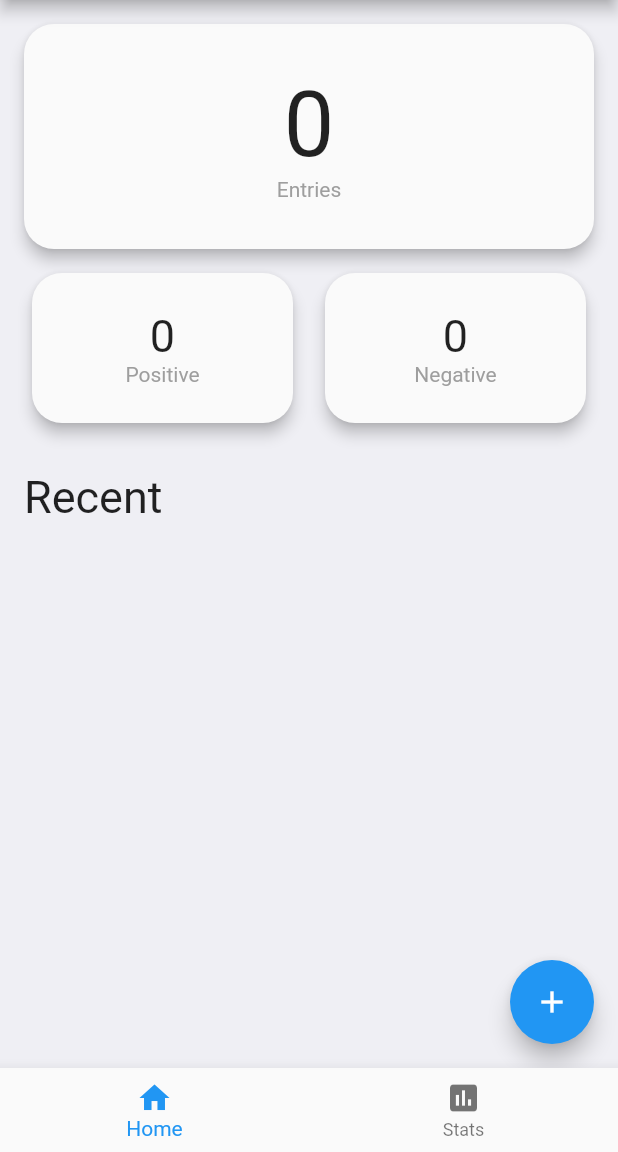
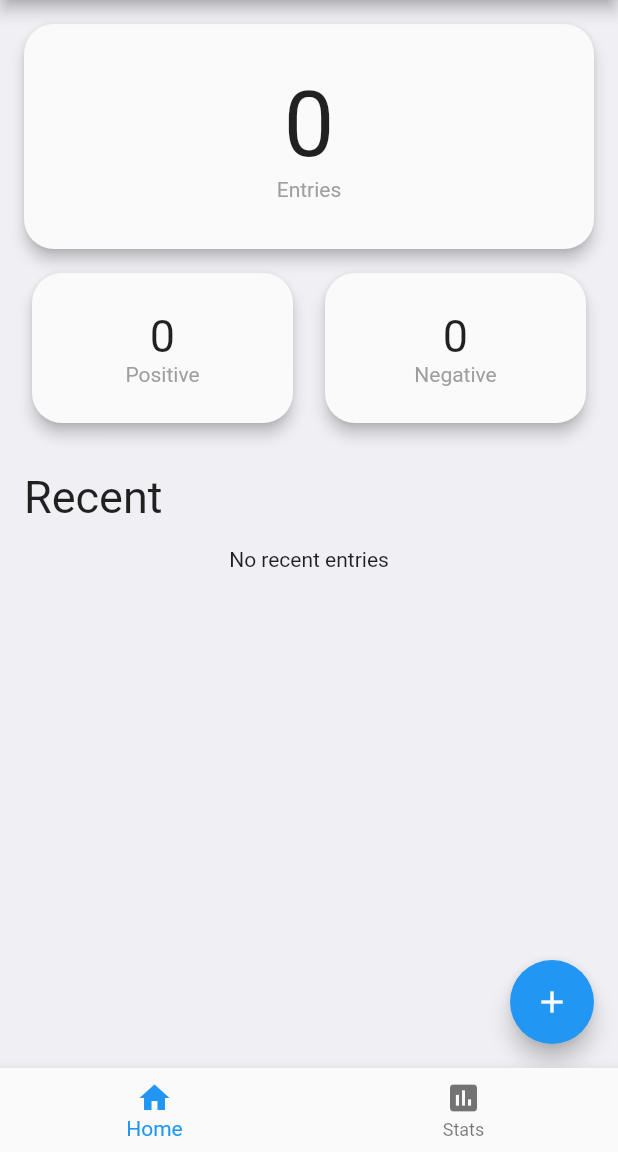
Before and after one commit to suborange/sachacks2020, a Flutter app: the screen it shows after launch, on a phone screen of 412 x 824 dp, the part 84-1236 px from its top. Run offline on Flutter 3.47's test engine with Material 2 defaults, Android fonts, the phone set to English and light mode, and no system bars; drawn by our look-alikes of auto_size_text; our stand-ins replace connectivity, dio, flutter_slidable, get_it, hive, hive_flutter and 3 more; missing offline and left inert: flutter_sparkline; accounts and stored records are empty; generated files the repository leaves out were written again.

Commit message:
Add message when there are no recent entries

```diff
--- a/lib/ui/views/home/home_view.dart
+++ b/lib/ui/views/home/home_view.dart
@@ -119,7 +119,9 @@ class HomeView extends StatelessWidget {
                     ),
                     Padding(
                       padding: const EdgeInsets.symmetric(horizontal: 16.0),
-                      child: ColumnBuilder(
+                      child: (model.recentEntries.length == 0)
+                          ? Center(child: Text("No recent entries"))
+                          : ColumnBuilder(
                               itemCount: model.recentEntries.length,
                               itemBuilder: (context, index) {
                                 return Padding(
```
Lines whose indentation alone changed are shown as unchanged.
